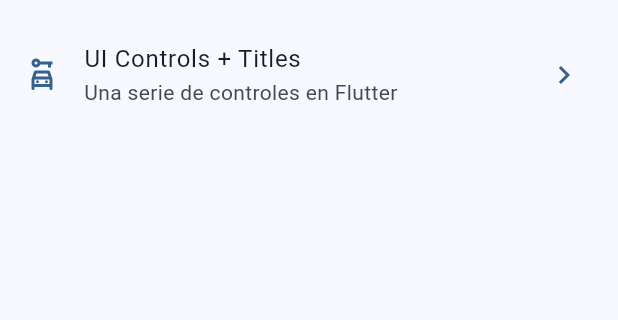
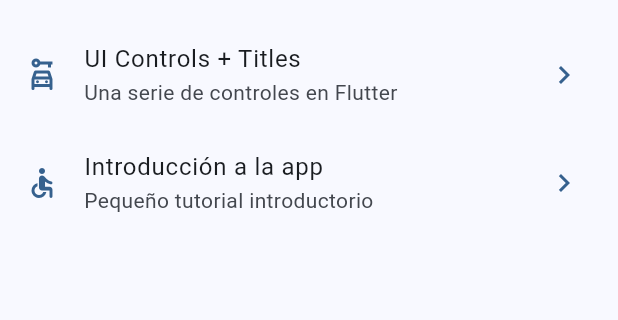
Before and after one commit to RicardoBastardoGH/flutter-widget-app, a Flutter app: the screen it shows after launch, on a phone screen of 412 x 824 dp, the part 603-923 px from its top. Run offline on Flutter 3.47's test engine with Material 3 defaults, Android fonts, the phone set to English and light mode, and no system bars; our stand-ins replace go_router.

```diff
--- a/lib/config/theme/menu/menu_items.dart
+++ b/lib/config/theme/menu/menu_items.dart
@@ -55,5 +55,11 @@ const appMenuItems = <MenuItems>[
     link: '/ui-controls',
     icon: Icons.car_rental_outlined
   ),
+  MenuItems(
+    title: 'Introducción a la app',
+    subtitle: 'Pequeño tutorial introductorio',
+    link: '/tutorial',
+    icon: Icons.accessible_rounded
+  ),
 
 ];
--- a/lib/config/theme/router/app_router.dart
+++ b/lib/config/theme/router/app_router.dart
@@ -42,5 +42,10 @@ final appRouter = GoRouter(
       name: UiControlScreen.routeName,
       builder: (context, state) => UiControlScreen(),
     ),
+    GoRoute(
+      path: '/tutorial',
+      name: AppTutorialScreen.routeName,
+      builder: (context, state) => AppTutorialScreen(),
+    ),
   ],
 );
--- a/pubspec.yaml
+++ b/pubspec.yaml
@@ -54,7 +54,8 @@ flutter:
   # the material Icons class.
   uses-material-design: true
   # To add assets to your application, add an assets section, like this:
-  # assets:
+  assets:
+    - assets/images/
   #   - images/a_dot_burr.jpeg
   #   - images/a_dot_ham.jpeg
   # An image asset can refer to one or more resolution-specific "variants", see
```
Also changed, not shown: assets/Images/1.png (added), assets/Images/2.png (added), assets/Images/3.png (added), assets/Images/jar-loading.gif (added).
